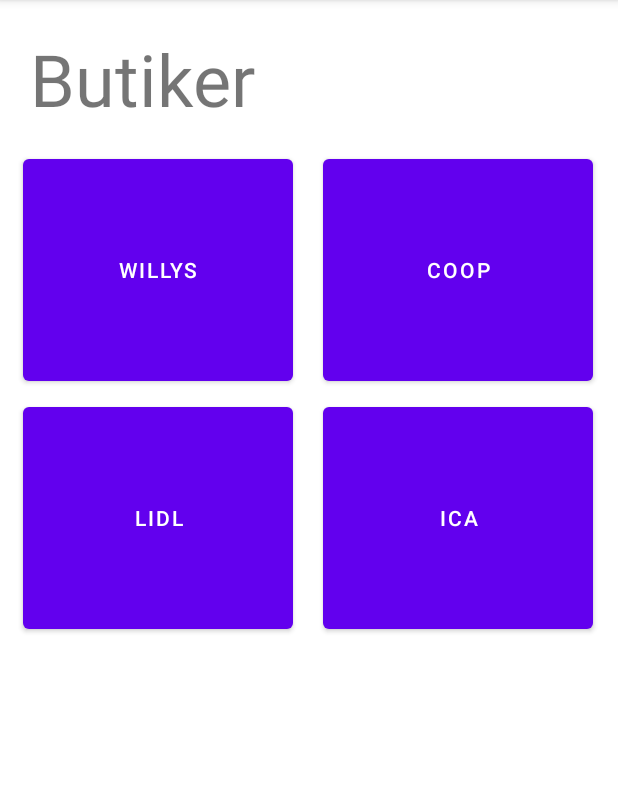
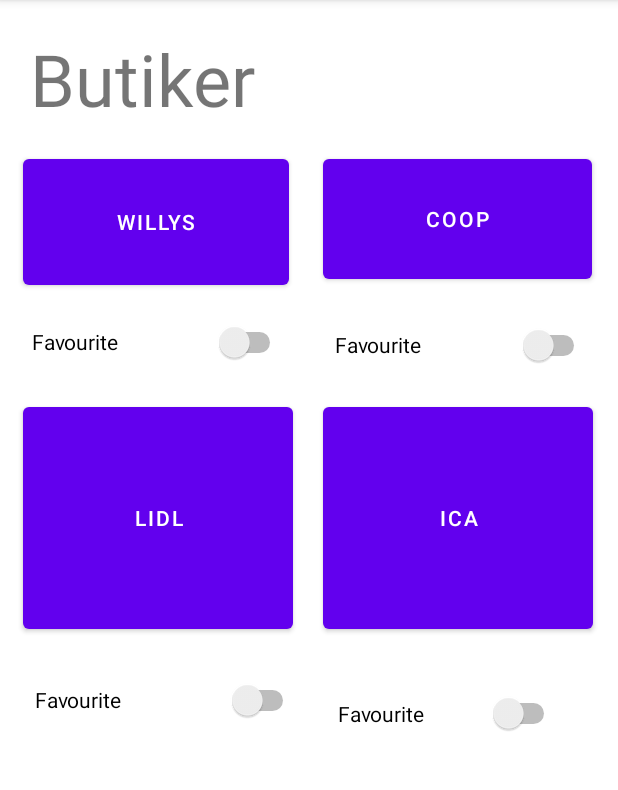
Before and after one commit to Tim1245/GroceryApp, an Android app: the ButikerActivity screen opened directly, with no data from a screen before it, on a phone screen of 412 x 824 dp, the part 84-874 px from its top. Run offline under Robolectric (Android 15) with nearby library versions, the light colour scheme and no system bars.

Commit message:
Added switches to the Butiker page and renamed the "Butiker" activity to "ButikerActivity".

```diff
--- a/app/src/main/AndroidManifest.xml
+++ b/app/src/main/AndroidManifest.xml
@@ -31,7 +31,7 @@
             android:name=".LoginActivity"
             android:exported="false" />
         <activity
-            android:name=".Butiker"
+            android:name=".ButikerActivity"
             android:exported="false">
             <meta-data
                 android:name="android.app.lib_name"
--- a/app/src/main/java/com/example/groceryapp/Butiker.java
+++ b/app/src/main/java/com/example/groceryapp/ButikerActivity.java
@@ -7,8 +7,9 @@
 import android.view.View;
 import android.widget.Button;
 
-public class Butiker extends AppCompatActivity {
+public class ButikerActivity extends AppCompatActivity {
     String butik;
+
     @Override
     protected void onCreate(Bundle savedInstanceState) {
         super.onCreate(savedInstanceState);
@@ -52,10 +53,8 @@
                 OpenActivity();
             }
         });
+    }
 
-
-
-    }
     public void OpenActivity(){
         Intent intent = new Intent(this, ReadDatabase.class);
         intent.putExtra("Butik", butik);
--- a/app/src/main/java/com/example/groceryapp/MainActivity.java
+++ b/app/src/main/java/com/example/groceryapp/MainActivity.java
@@ -25,7 +25,7 @@
         btnRead.setOnClickListener(new View.OnClickListener() {
             @Override
             public void onClick(View view) {
-                OpenActivity(Butiker.class);
+                OpenActivity(ButikerActivity.class);
             }
         });
 
--- a/app/src/main/res/layout/activity_butiker.xml
+++ b/app/src/main/res/layout/activity_butiker.xml
@@ -4,15 +4,7 @@
     xmlns:tools="http://schemas.android.com/tools"
     android:layout_width="match_parent"
     android:layout_height="match_parent"
-    tools:context=".Butiker">
-
-    <Button
-        android:id="@+id/btnLIDL"
-        android:layout_width="180dp"
-        android:layout_height="160dp"
-        android:layout_marginTop="265dp"
-        android:layout_marginLeft="15dp"
-        android:text="LIDL" />
+    tools:context=".ButikerActivity">
 
     <Button
         android:id="@+id/btnICA"
@@ -23,17 +15,37 @@
         android:text="ICA" />
 
     <Button
-        android:id="@+id/btnWILLYS"
+        android:id="@+id/btnLIDL"
         android:layout_width="180dp"
         android:layout_height="160dp"
+        android:layout_marginLeft="15dp"
+        android:layout_marginTop="265dp"
+        android:text="LIDL" />
+
+    <Button
+        android:id="@+id/btnWILLYS"
+        android:layout_width="177dp"
+        android:layout_height="96dp"
         android:layout_marginLeft="15dp"
         android:layout_marginTop="100dp"
         android:text="WILLYS" />
 
+    <Switch
+        android:id="@+id/Switch_Favourite_Willys"
+        android:layout_width="169dp"
+        android:layout_height="48dp"
+        android:layout_alignStart="@+id/btnWILLYS"
+        android:layout_alignEnd="@+id/btnWILLYS"
+        android:layout_alignBottom="@+id/btnWILLYS"
+        android:layout_marginStart="6dp"
+        android:layout_marginEnd="2dp"
+        android:layout_marginBottom="-56dp"
+        android:text="Favourite" />
+
     <Button
         android:id="@+id/btnCOOP"
-        android:layout_width="180dp"
-        android:layout_height="160dp"
+        android:layout_width="179dp"
+        android:layout_height="92dp"
         android:layout_marginLeft="215dp"
         android:layout_marginTop="100dp"
         android:text="COOP" />
@@ -46,4 +58,35 @@
         android:layout_marginTop="20dp"
         android:text="Butiker"
         android:textSize="48sp" />
+
+    <Switch
+        android:id="@+id/Switch_Favourite_Coop"
+        android:layout_width="170dp"
+        android:layout_height="48dp"
+        android:layout_alignEnd="@+id/btnCOOP"
+        android:layout_alignBottom="@+id/btnCOOP"
+        android:layout_marginEnd="1dp"
+        android:layout_marginBottom="-62dp"
+        android:text="Favourite" />
+
+    <Switch
+        android:id="@+id/Switch_Favourite_Lidl"
+        android:layout_width="176dp"
+        android:layout_height="48dp"
+        android:layout_alignEnd="@+id/btnLIDL"
+        android:layout_alignBottom="@+id/btnLIDL"
+        android:layout_marginEnd="-4dp"
+        android:layout_marginBottom="-65dp"
+        android:text="Favourite" />
+
+    <Switch
+        android:id="@+id/Switch_Favourite_ICA"
+        android:layout_width="148dp"
+        android:layout_height="55dp"
+        android:layout_alignEnd="@+id/btnICA"
+        android:layout_alignBottom="@+id/btnICA"
+        android:layout_marginEnd="22dp"
+        android:layout_marginBottom="-78dp"
+        android:text="Favourite" />
+
 </RelativeLayout>
```
